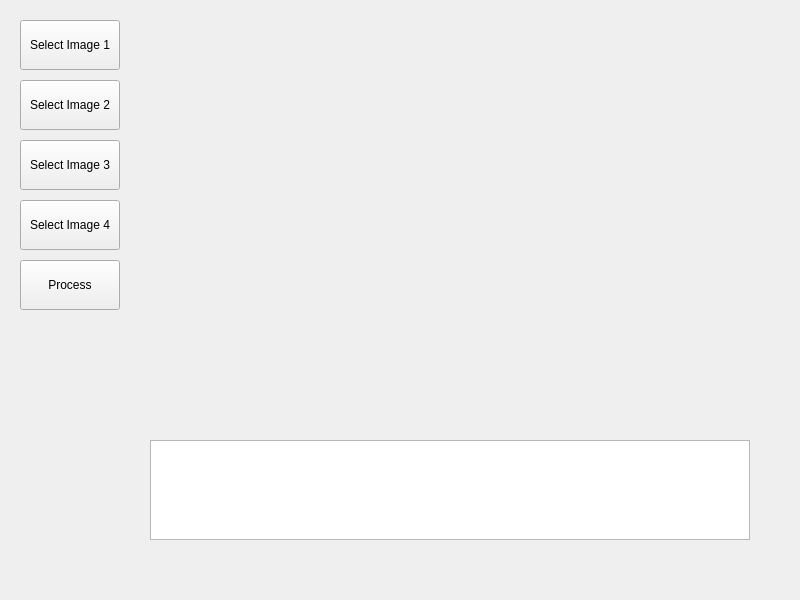
Old version of the form src/mainwindow.ui in the repository dilaratznr/nuwa_pen_interview.
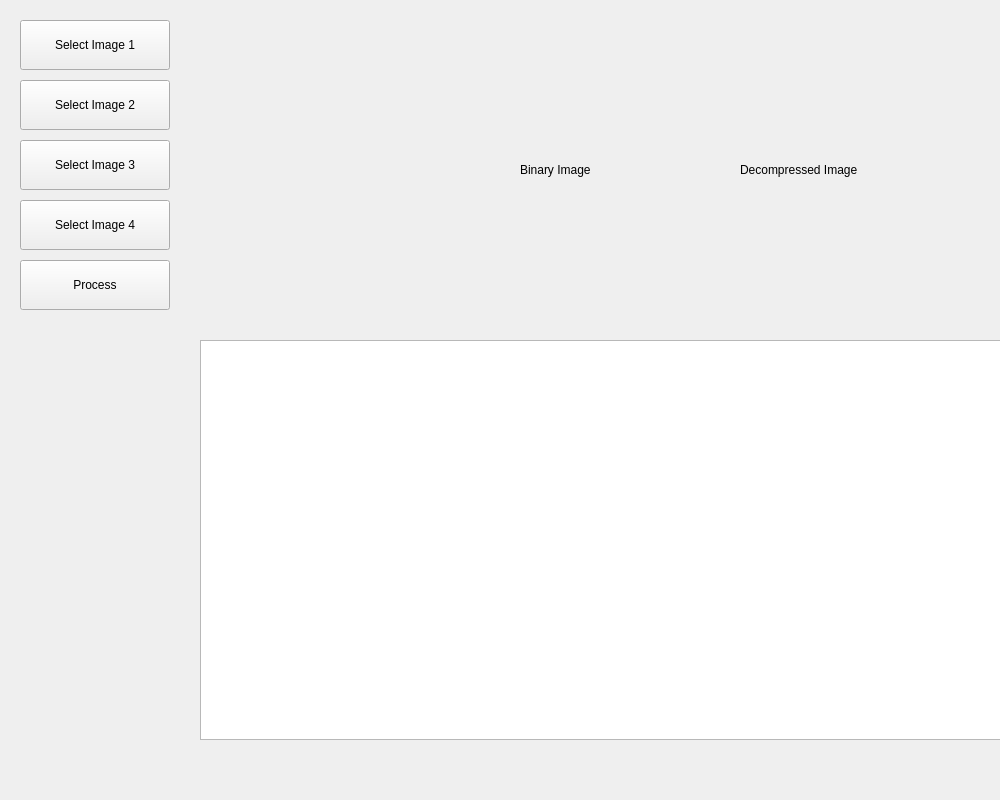
New version of the form.

```diff
--- a/src/mainwindow.ui
+++ b/src/mainwindow.ui
@@ -6,8 +6,8 @@
             <rect>
                 <x>0</x>
                 <y>0</y>
-                <width>800</width>
-                <height>600</height>
+                <width>1000</width>
+                <height>800</height>
             </rect>
         </property>
         <property name="windowTitle">
@@ -19,7 +19,7 @@
                     <rect>
                         <x>20</x>
                         <y>20</y>
-                        <width>100</width>
+                        <width>150</width>
                         <height>50</height>
                     </rect>
                 </property>
@@ -32,7 +32,7 @@
                     <rect>
                         <x>20</x>
                         <y>80</y>
-                        <width>100</width>
+                        <width>150</width>
                         <height>50</height>
                     </rect>
                 </property>
@@ -45,7 +45,7 @@
                     <rect>
                         <x>20</x>
                         <y>140</y>
-                        <width>100</width>
+                        <width>150</width>
                         <height>50</height>
                     </rect>
                 </property>
@@ -58,7 +58,7 @@
                     <rect>
                         <x>20</x>
                         <y>200</y>
-                        <width>100</width>
+                        <width>150</width>
                         <height>50</height>
                     </rect>
                 </property>
@@ -71,7 +71,7 @@
                     <rect>
                         <x>20</x>
                         <y>260</y>
-                        <width>100</width>
+                        <width>150</width>
                         <height>50</height>
                     </rect>
                 </property>
@@ -82,23 +82,58 @@
             <widget class="QLabel" name="imageLabel">
                 <property name="geometry">
                     <rect>
-                        <x>150</x>
+                        <x>200</x>
                         <y>20</y>
-                        <width>600</width>
-                        <height>400</height>
+                        <width>300</width>
+                        <height>300</height>
                     </rect>
                 </property>
                 <property name="text">
                     <string/>
                 </property>
+                <property name="scaledContents">
+                    <bool>true</bool>
+                </property>
+            </widget>
+            <widget class="QLabel" name="binaryImageLabel">
+                <property name="geometry">
+                    <rect>
+                        <x>520</x>
+                        <y>20</y>
+                        <width>300</width>
+                        <height>300</height>
+                    </rect>
+                </property>
+                <property name="text">
+                    <string>Binary Image</string>
+                </property>
+                <property name="scaledContents">
+                    <bool>true</bool>
+                </property>
+            </widget>
+            <widget class="QLabel" name="decompressedImageLabel">
+                <property name="geometry">
+                    <rect>
+                        <x>740</x>
+                        <y>20</y>
+                        <width>300</width>
+                        <height>300</height>
+                    </rect>
+                </property>
+                <property name="text">
+                    <string>Decompressed Image</string>
+                </property>
+                <property name="scaledContents">
+                    <bool>true</bool>
+                </property>
             </widget>
             <widget class="QTextEdit" name="outputTextEdit">
                 <property name="geometry">
                     <rect>
-                        <x>150</x>
-                        <y>440</y>
-                        <width>600</width>
-                        <height>100</height>
+                        <x>200</x>
+                        <y>340</y>
+                        <width>840</width>
+                        <height>400</height>
                     </rect>
                 </property>
             </widget>
```
Left out of the diff: 2 changed lines with no effect on the pictures.
